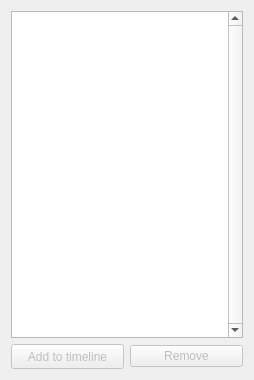
Old version of the form src/AnimationList.ui in the repository tapple/animik.
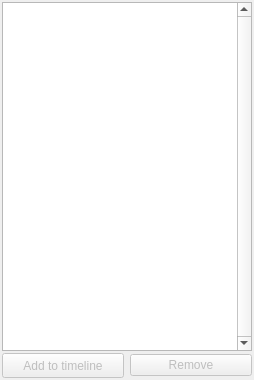
New version of the form.

The edit to the form file:
```diff
--- a/src/AnimationList.ui
+++ b/src/AnimationList.ui
@@ -14,6 +14,12 @@
    <string>Form</string>
   </property>
   <layout class="QVBoxLayout" name="verticalLayout">
+   <property name="spacing">
+    <number>2</number>
+   </property>
+   <property name="margin">
+    <number>2</number>
+   </property>
    <item>
     <widget class="QListView" name="availableAnimsListView">
      <property name="verticalScrollBarPolicy">
```
